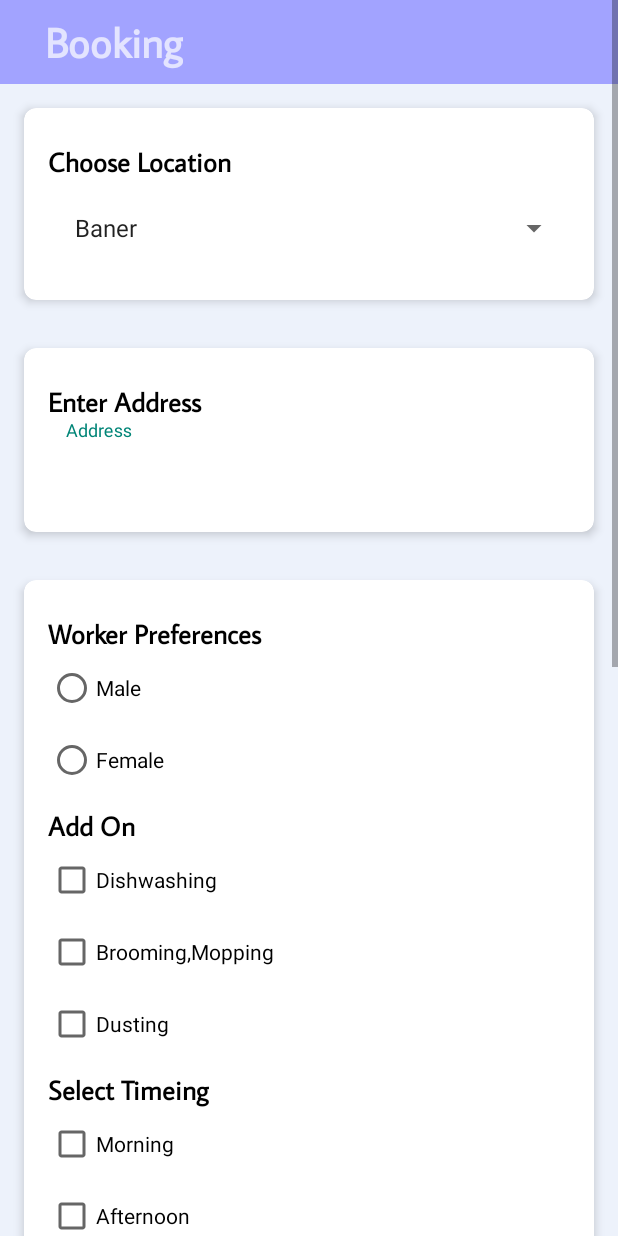
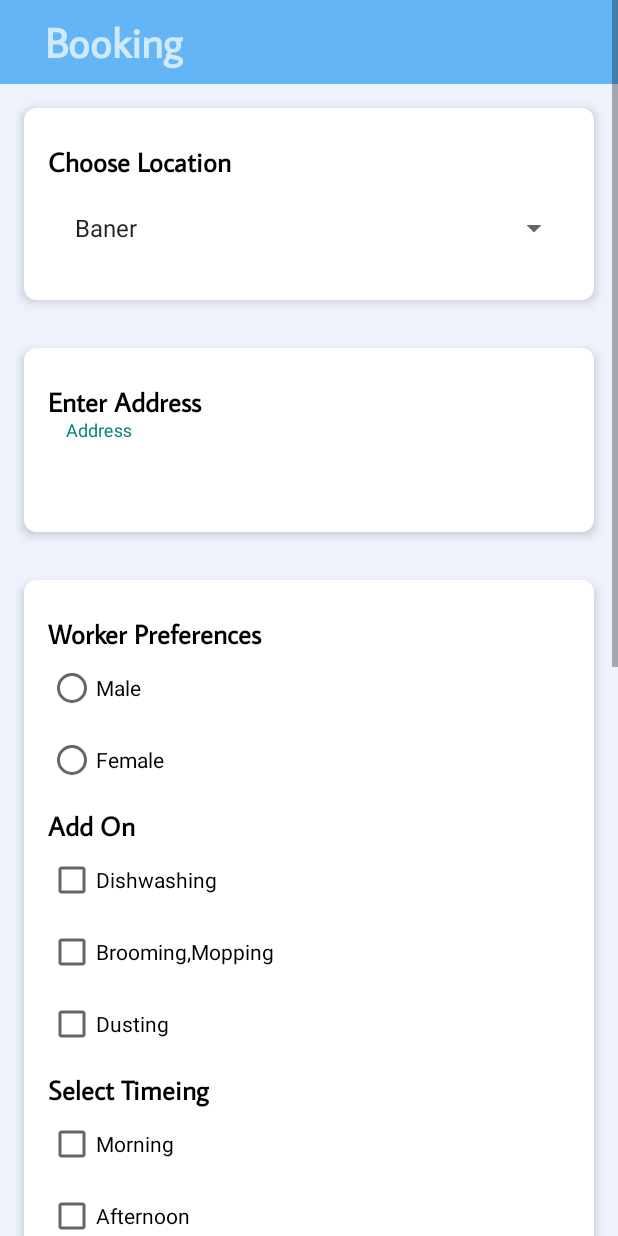
Before and after one commit to chetansalunke/MaidService, an Android app: the BookingActivity screen opened directly, with no data from a screen before it, on a phone screen of 412 x 824 dp. Run offline under Robolectric (Android 15) with nearby library versions, the phone set to English and light mode, and no system bars; Roboto replaces fonts that are not available here.

Commit message:
UI changes

```diff
--- a/app/src/main/res/layout/nav_header.xml
+++ b/app/src/main/res/layout/nav_header.xml
@@ -13,7 +13,7 @@
         android:layout_marginTop="18sp"
         android:layout_width="wrap_content"
         android:layout_height="wrap_content"
-        android:src="@drawable/aklogo"/>
+        android:src="@drawable/men_profile_image"/>
     <TextView
         android:layout_width="wrap_content"
         android:layout_height="wrap_content"
--- a/app/src/main/res/values/colors.xml
+++ b/app/src/main/res/values/colors.xml
@@ -4,8 +4,8 @@
     <color name="white">#FFFFFFFF</color>
     <color name="button">#90e0ef</color>
 
-    <color name="colorPrimaryDark">#A2A3FF</color>
-    <color name="colorPrimary">#A2A3FF</color>
+    <color name="colorPrimaryDark">#64b5f6</color>
+    <color name="colorPrimary">#64b5f6</color>
     <color name="colorAccent">#FF000000</color>
     <color name="background">#edf2fb</color>
 
```
Also changed, not shown: app/src/main/res/layout/fragment_wallet.xml (+13 -6 lines), app/src/main/res/drawable/aklogo.png (deleted), app/src/main/res/drawable/error.jpg (added).
